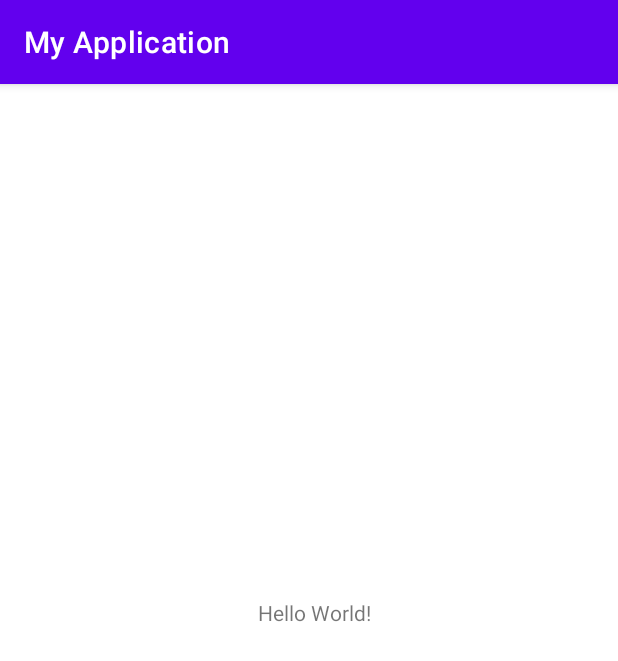
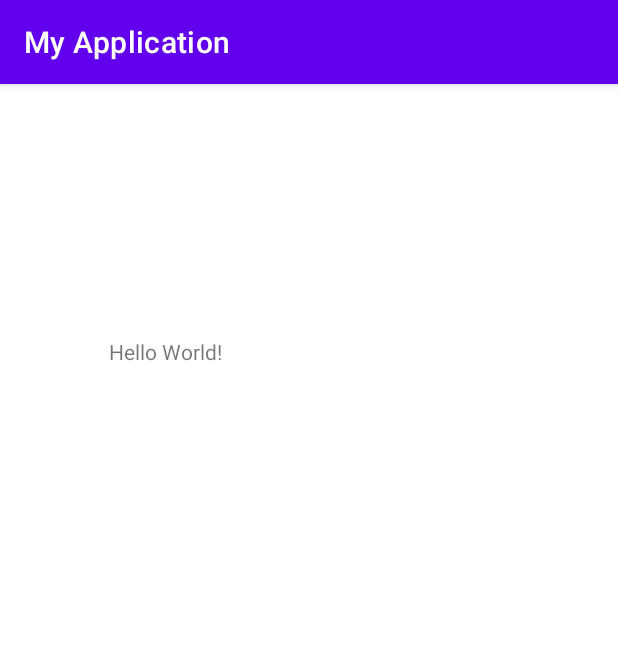
Before and after one commit to DiaboloRoucho/My_Application, an Android app: the screen it shows after launch (MainActivity), on a phone screen of 412 x 824 dp. Shown: the top 661 px of the screen. Run offline under Robolectric (Android 15) with nearby library versions, the phone set to English and light mode, and no system bars.

```diff
--- a/app/src/main/java/org/andi/pruebaprimera/MainActivity.java
+++ b/app/src/main/java/org/andi/pruebaprimera/MainActivity.java
@@ -6,6 +6,8 @@ import android.os.Bundle;
 
 public class MainActivity extends AppCompatActivity {
 
+
+    //Esto es pa ver si puedo hacer una movida
     @Override
     protected void onCreate(Bundle savedInstanceState) {
         super.onCreate(savedInstanceState);
--- a/app/src/main/res/layout/activity_main.xml
+++ b/app/src/main/res/layout/activity_main.xml
@@ -12,9 +12,9 @@
         android:text="Hello World!"
         app:layout_constraintBottom_toBottomOf="parent"
         app:layout_constraintEnd_toEndOf="parent"
-        app:layout_constraintHorizontal_bias="0.524"
+        app:layout_constraintHorizontal_bias="0.221"
         app:layout_constraintStart_toStartOf="parent"
         app:layout_constraintTop_toTopOf="parent"
-        app:layout_constraintVertical_bias="0.467" />
+        app:layout_constraintVertical_bias="0.23" />
 
 </androidx.constraintlayout.widget.ConstraintLayout>
```
